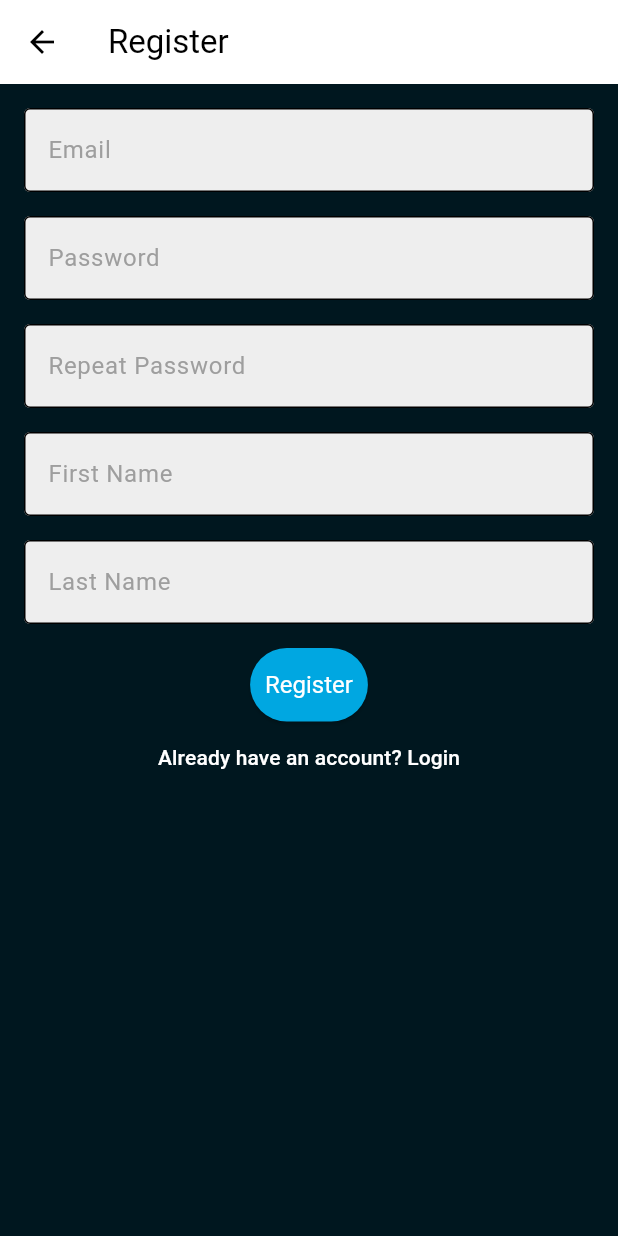
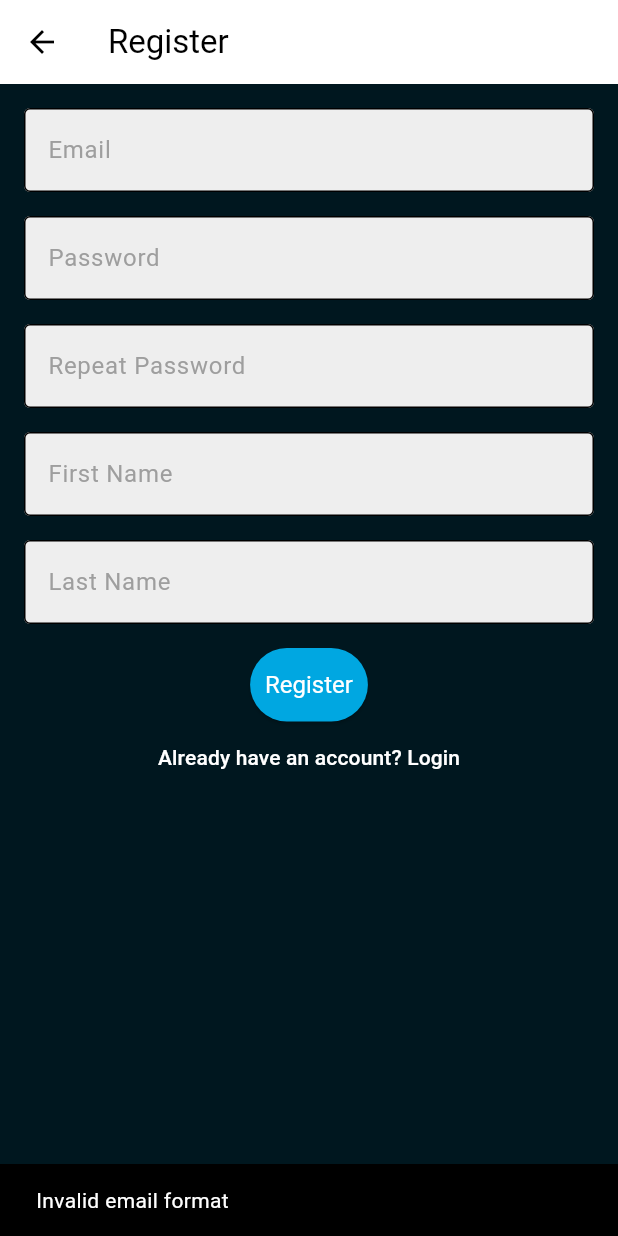
Before and after one commit to sobolkd/Simple-MobApp-on-Flutter, a Flutter app: the RegisterScreen screen opened directly, after a tap on "Register", on a phone screen of 412 x 824 dp. Run offline on Flutter 3.47's test engine with Material 3 defaults, Android fonts, the phone set to English and light mode, and no system bars; our stand-ins replace sqflite; accounts and stored records are empty.

Commit message:
Implement login and registration functionality

```diff
--- a/analysis_options.yaml
+++ b/analysis_options.yaml
@@ -10,6 +10,7 @@ analyzer:
     dead_code: error
     unused_import: error
     unused_element: ignore
+    inference_failure_on_instance_creation: ignore
 
 linter:
   rules:
--- /dev/null
+++ b/lib/database_helper.dart
@@ -0,0 +1,72 @@
+import 'package:path/path.dart';
+import 'package:path_provider/path_provider.dart';
+import 'package:sqflite/sqflite.dart';
+
+class DatabaseHelper {
+  static Database? _database;
+
+  static Future<Database> get database async {
+    if (_database != null) return _database!;
+
+    _database = await _initDb();
+    return _database!;
+  }
+
+  static Future<Database> _initDb() async {
+    final directory = await getApplicationDocumentsDirectory();
+    final path = join(directory.path, 'user_data.db');
+
+    return await openDatabase(path, version: 1, onCreate: (db, version) async {
+      await db.execute('''
+        CREATE TABLE users (
+          id INTEGER PRIMARY KEY AUTOINCREMENT,
+          email TEXT NOT NULL,
+          password TEXT NOT NULL,
+          first_name TEXT NOT NULL,
+          last_name TEXT NOT NULL
+        )
+      ''');
+    },);
+  }
+
+  static Future<void> insertUser(Map<String, dynamic> user) async {
+    final db = await database;
+    await db.insert(
+      'users',
+      user,
+      conflictAlgorithm: ConflictAlgorithm.replace,
+    );
+  }
+
+  static Future<List<Map<String, dynamic>>> getUsers() async {
+    final db = await database;
+    return await db.query('users');
+  }
+
+  static Future<Map<String, dynamic>?> getUserByEmail(String email) async {
+    final db = await database;
+    final result = await db.query('users', where: 'email = ?',
+     whereArgs: [email],);
+    return result.isNotEmpty ? result.first : null;
+  }
+
+  static Future<bool> checkLogin(String email, String password) async {
+    final db = await database;
+    final result = await db.query(
+      'users',
+      where: 'email = ? AND password = ?',
+      whereArgs: [email, password],
+    );
+    return result.isNotEmpty;
+  }
+
+  static Future<bool> checkIfUserExists(String email) async {
+    final db = await database;
+    final result = await db.query(
+      'users',
+      where: 'email = ?',
+      whereArgs: [email],
+    );
+    return result.isNotEmpty;
+  }
+}
--- a/lib/main.dart
+++ b/lib/main.dart
@@ -27,7 +27,7 @@ class MyApp extends StatelessWidget {
           hintStyle: TextStyle(color: Colors.grey),
         ),
       ),
-      home: LoginScreen(),
+      home: const LoginScreen(),
     );
   }
 }
--- a/lib/screens/home_screen.dart
+++ b/lib/screens/home_screen.dart
@@ -1,6 +1,7 @@
 import 'package:flutter/material.dart';
 import 'package:my_project/screens/create_character_screen.dart';
 import 'package:my_project/screens/profile_screen.dart';
+
 
 class HomeScreen extends StatelessWidget {
   const HomeScreen({super.key});
--- a/lib/screens/registration_screen.dart
+++ b/lib/screens/registration_screen.dart
@@ -1,15 +1,22 @@
 import 'package:flutter/material.dart';
+import 'package:my_project/database_helper.dart';
 import 'package:my_project/widgets/button.dart';
 import 'package:my_project/widgets/field_info.dart';
 
-class RegisterScreen extends StatelessWidget {
+class RegisterScreen extends StatefulWidget {
+  const RegisterScreen({super.key});
+
+  @override
+  RegisterScreenState createState() => RegisterScreenState();
+}
+
+class RegisterScreenState extends State<RegisterScreen> {
   final TextEditingController emailController = TextEditingController();
   final TextEditingController passwordController = TextEditingController();
-  final TextEditingController confirmPasswordController=TextEditingController();
+  final TextEditingController confirmPasswordController =
+      TextEditingController();
   final TextEditingController firstNameController = TextEditingController();
   final TextEditingController lastNameController = TextEditingController();
-
-  RegisterScreen({super.key});
 
   @override
   Widget build(BuildContext context) {
@@ -48,13 +55,10 @@ class RegisterScreen extends StatelessWidget {
             const SizedBox(height: 16),
             CustomButton(
               text: 'Register',
-              onPressed: () {
-                // Register logic
-              },
+              onPressed: registerUser,
             ),
             TextButton(
               onPressed: () {
-                // Go to the login
                 Navigator.pop(context);
               },
               child: const Text('Already have an account? Login'),
@@ -64,4 +68,61 @@ class RegisterScreen extends StatelessWidget {
       ),
     );
   }
+
+  Future<void> registerUser() async {
+    if (passwordController.text != confirmPasswordController.text) {
+      showSnackBar('Passwords do not match');
+      return;
+    }
+
+    final email = emailController.text;
+    if (!RegExp(r'^[a-zA-Z0-9._%+-]+@[a-zA-Z0-9.-]+\.[a-zA-Z]{2,4}$').hasMatch(email)) {
+      showSnackBar('Invalid email format');
+      return;
+    }
+
+    if (firstNameController.text.contains(RegExp(r'\d')) || lastNameController.text.contains(RegExp(r'\d'))) {
+      showSnackBar('Name cannot contain numbers');
+      return;
+    }
+
+    if (passwordController.text.length < 6) {
+      showSnackBar('Password must be at least 6 characters long');
+      return;
+    }
+
+    final exists = await DatabaseHelper.checkIfUserExists(emailController.text);
+    if (exists) {
+      showSnackBar('Email is already registered');
+      return;
+    }
+
+    final newUser = {
+      'email': email,
+      'password': passwordController.text,
+      'first_name': firstNameController.text,
+      'last_name': lastNameController.text,
+    };
+
+    try {
+      await DatabaseHelper.insertUser(newUser);
+      showSnackBar('User registered successfully');
+      navigateBack();
+    } catch (e) {
+      showSnackBar('Error: $e');
+    }
+  }
+
+  void showSnackBar(String message) {
+    if (mounted) {
+      ScaffoldMessenger.of(context).showSnackBar(SnackBar(content:
+       Text(message),),);
+    }
+  }
+
+  void navigateBack() {
+    if (mounted) {
+      Navigator.pop(context);
+    }
+  }
 }
--- /dev/null
+++ b/lib/user.dart
@@ -0,0 +1,15 @@
+class User {
+  final String firstName;
+  final String lastName;
+  final String email;
+
+  User({
+    required this.firstName,
+    required this.lastName,
+    required this.email,
+  });
+}
+
+class UserDataProvider {
+  static User? currentUser;
+}
--- a/lib/widgets/field_info.dart
+++ b/lib/widgets/field_info.dart
@@ -17,6 +17,7 @@ class FieldInfo extends StatelessWidget {
     return TextField(
       controller: controller,
       obscureText: obscureText,
+      style: const TextStyle(color: Colors.black),
       decoration: InputDecoration(
         hintText: hintText,
         border: const OutlineInputBorder(),
```
Also changed, not shown: lib/screens/login_screen.dart (+67 -14 lines), lib/screens/profile_screen.dart (+12 -22 lines), pubspec.yaml (+5 -71 lines), pubspec.lock.
